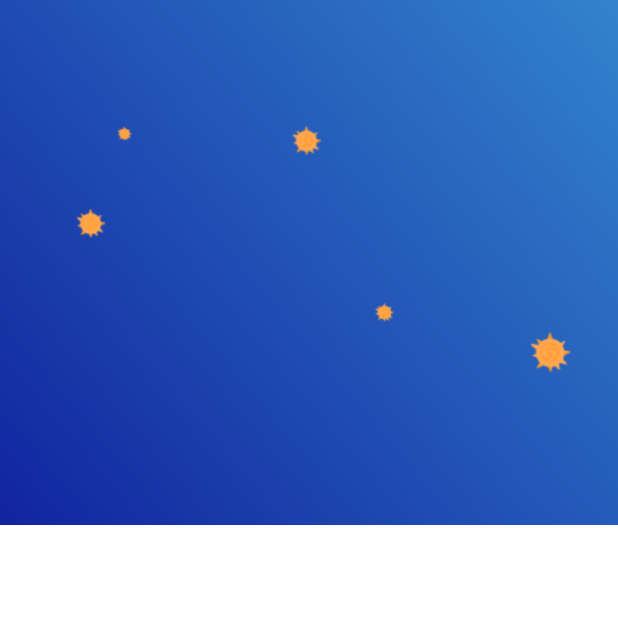
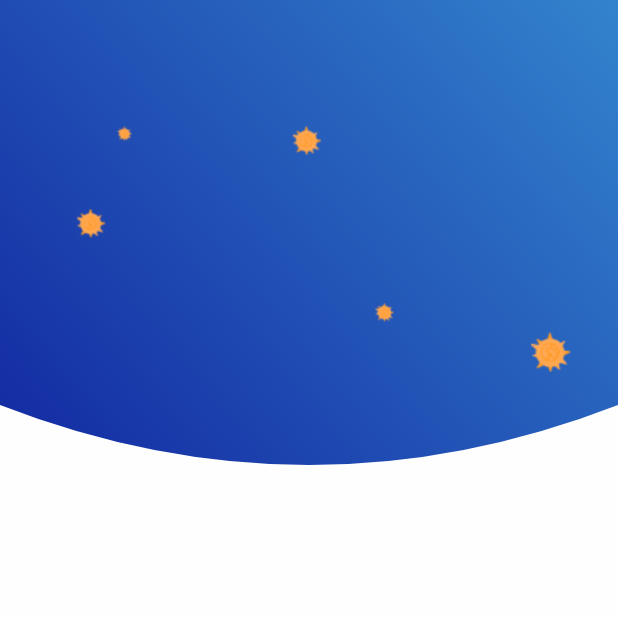
Before and after one commit to ten66/tfw_covid_19_app, a Flutter app: the screen it shows after launch, on a phone screen of 412 x 824 dp, the top half of it. Run offline on Flutter 3.47's test engine with Material 2 defaults, Android fonts, the phone set to English and light mode, and no system bars.

Commit message:
add: :art: #1 clipPath Widgetを使ってboxの形を変更 ~3:26

```diff
--- a/lib/main.dart
+++ b/lib/main.dart
@@ -36,7 +36,9 @@ class HomeScreen extends StatelessWidget {
     return Scaffold(
       body: Column(
         children: [
-          Container(
+          ClipPath(
+            clipper: MyClipper(),
+            child: Container(
               height: 350,
               width: double.infinity,
               decoration: const BoxDecoration(
@@ -52,9 +54,30 @@ class HomeScreen extends StatelessWidget {
                   image: AssetImage('assets/images/virus.png'),
                 ),
               ),
+            ),
           )
         ],
       ),
     );
   }
 }
+
+class MyClipper extends CustomClipper<Path> {
+  @override
+  Path getClip(Size size) {
+    // throw UnimplementedError();
+    var path = Path();
+    path.lineTo(0, size.height - 80);
+    path.quadraticBezierTo(
+        size.width / 2, size.height, size.width, size.height - 80);
+    path.lineTo(size.width, 0);
+    path.close();
+    return path;
+  }
+
+  @override
+  bool shouldReclip(covariant CustomClipper<Path> oldClipper) {
+    // throw UnimplementedError();
+    return false;
+  }
+}
```
Lines whose indentation alone changed are shown as unchanged.
